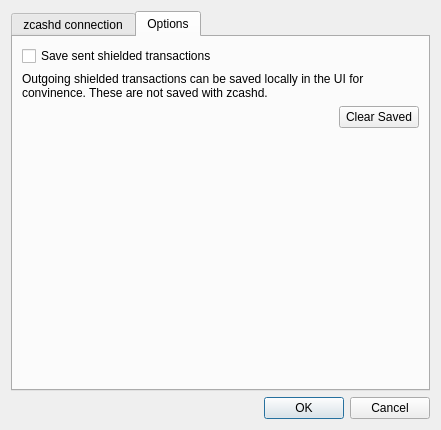
This is src/settings.ui in z-bitcoinz/BitcoinZ_Blue as Qt 5 draws it before an edit. The edited form follows.
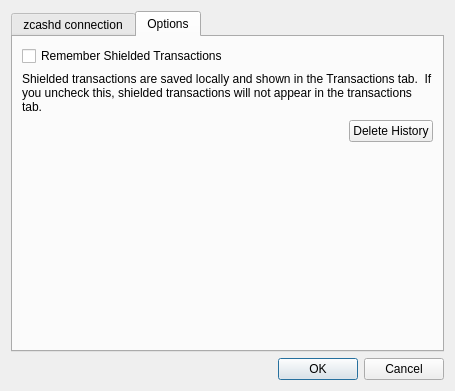
This is the edited form.

Diff of the .ui file:
```diff
--- a/src/settings.ui
+++ b/src/settings.ui
@@ -6,8 +6,8 @@
    <rect>
     <x>0</x>
     <y>0</y>
-    <width>441</width>
-    <height>430</height>
+    <width>455</width>
+    <height>391</height>
    </rect>
   </property>
   <property name="windowTitle">
@@ -155,7 +155,7 @@
        <item row="1" column="0" colspan="2">
         <widget class="QLabel" name="label_5">
          <property name="text">
-          <string>Outgoing shielded transactions can be saved locally in the UI for convinence. These are not saved with zcashd.</string>
+          <string>Shielded transactions are saved locally and shown in the Transactions tab.  If you uncheck this, shielded transactions will not appear in the transactions tab.</string>
          </property>
          <property name="wordWrap">
           <bool>true</bool>
@@ -165,14 +165,14 @@
        <item row="2" column="1">
         <widget class="QPushButton" name="btnClearSaved">
          <property name="text">
-          <string>Clear Saved</string>
+          <string>Delete History</string>
          </property>
         </widget>
        </item>
        <item row="0" column="0" colspan="2">
         <widget class="QCheckBox" name="chkSaveTxs">
          <property name="text">
-          <string>Save sent shielded transactions</string>
+          <string>Remember Shielded Transactions</string>
          </property>
         </widget>
        </item>
```
